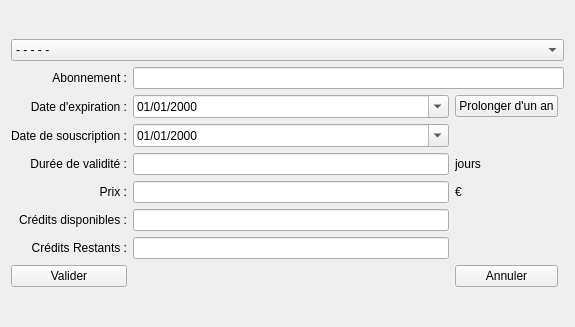
nivhg/ludopen, file f_ajoutercoticarte.ui: the form before one commit.
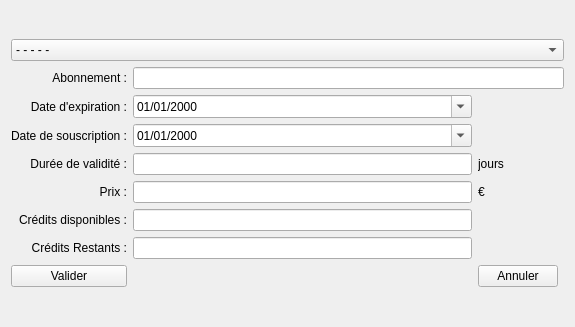
The form after the commit. Icons and pictures are not drawn.

```diff
--- a/f_ajoutercoticarte.ui
+++ b/f_ajoutercoticarte.ui
@@ -81,13 +81,6 @@
      <item row="8" column="2">
       <widget class="QLineEdit" name="LE_Prix"/>
      </item>
-     <item row="5" column="3">
-      <widget class="QPushButton" name="Bt_Prolonger">
-       <property name="text">
-        <string>Prolonger d'un an</string>
-       </property>
-      </widget>
-     </item>
      <item row="8" column="3">
       <widget class="QLabel" name="label_5">
        <property name="text">
```
